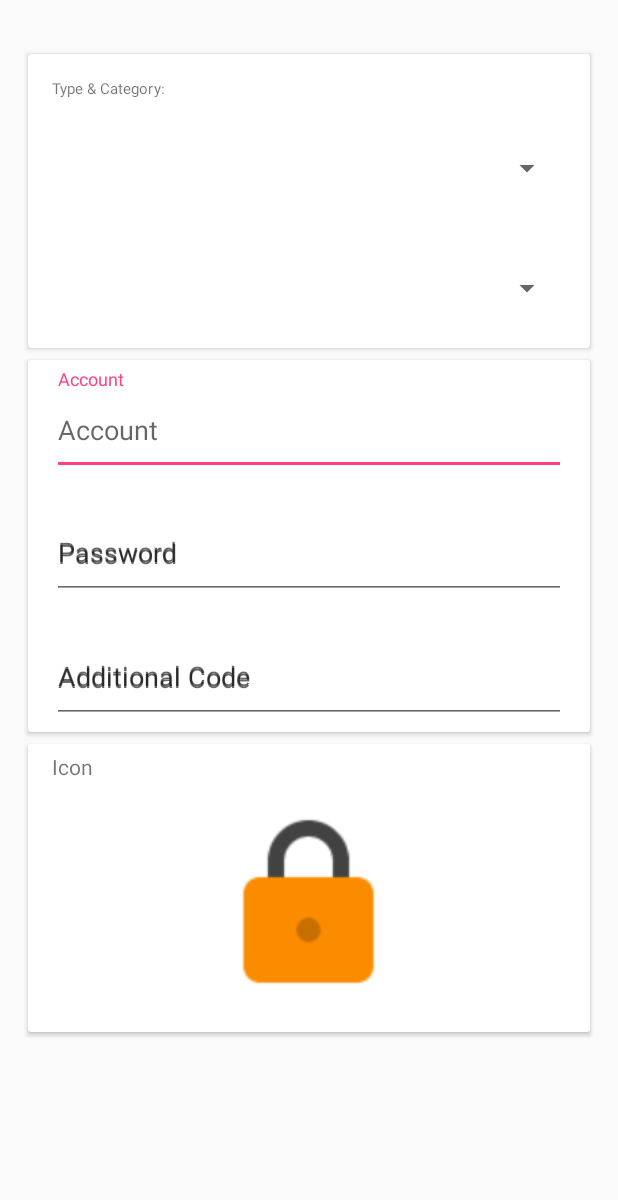
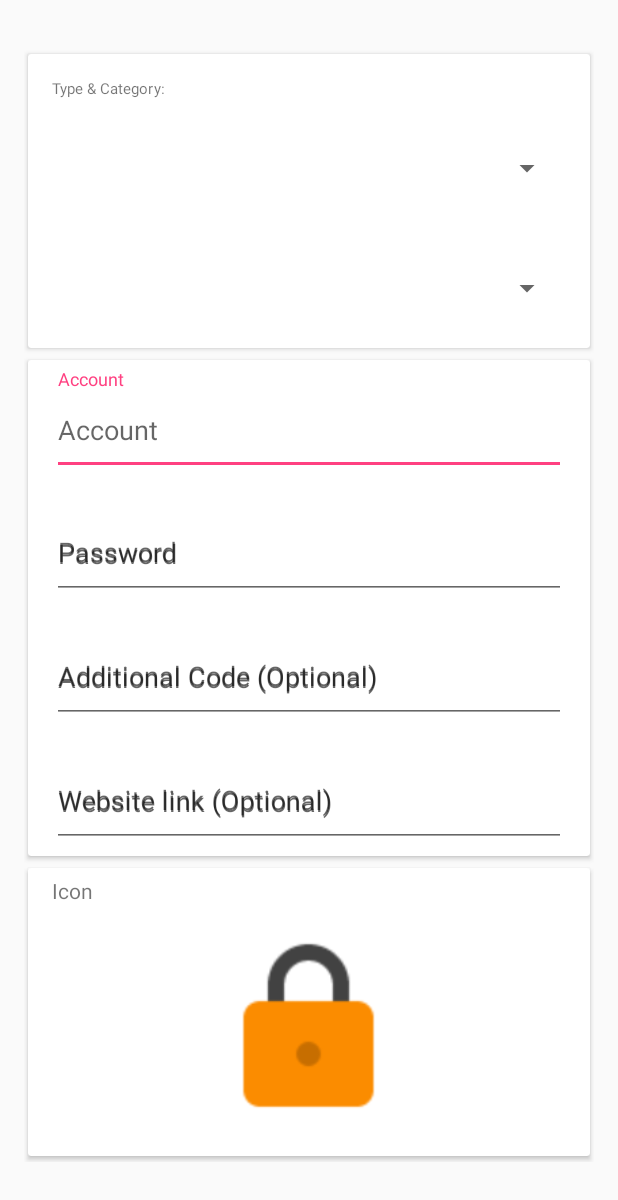
Before and after one commit to PuffOpenSource/Puff-Android, an Android app: the layout content_add_account.xml on its own in the app's theme, with its tools: preview values and no code run, on a phone screen of 412 x 824 dp. Shown: the top 1200 px of the screen. Run offline under Robolectric (Android 15) with nearby library versions, the phone set to English and light mode, and no system bars.

Commit message:
UI refine.

```diff
--- a/app/src/main/java/sun/bob/leela/adapters/AcctListViewHolder.java
+++ b/app/src/main/java/sun/bob/leela/adapters/AcctListViewHolder.java
@@ -50,6 +50,8 @@ public class AcctListViewHolder extends RecyclerView.ViewHolder{
         this.account = account;
         ((TextView) itemView.findViewById(R.id.list_name)).setText(account.getName());
         ((TextView) itemView.findViewById(R.id.list_account_name)).setText(account.getMasked_account());
+        Category category = CategoryHelper.getInstance(null).getCategoryById(account.getCategory());
+        ((TextView) itemView.findViewById(R.id.list_account_category)).setText(category.getName());
         if (!StringUtil.isNullOrEmpty(account.getIcon())) {
             Picasso.with(this.itemView.getContext())
                     .load(ResUtil.getInstance(null).getBmpUri(account.getIcon()))
--- a/app/src/main/java/sun/bob/leela/ui/activities/AddAccountActivity.java
+++ b/app/src/main/java/sun/bob/leela/ui/activities/AddAccountActivity.java
@@ -45,7 +45,7 @@ public class AddAccountActivity extends AppCompatActivity {
     private AppCompatSpinner spinnerCategory, spinnerType;
     private Long type;
     private Long category;
-    private EditText name, account, password, addtional;
+    private EditText name, account, password, addtional, website;
     private AppCompatImageView imageView;
     private String iconPath;
 
@@ -99,6 +99,7 @@ public class AddAccountActivity extends AppCompatActivity {
                         account.setMasked_account(disPlayName);
                         account.setType(type);
                         account.setCategory(category);
+                        account.setWebsite(website.getText().toString());
                         account.setTag("");
                         account.setIcon(StringUtil.isNullOrEmpty(iconPath) ?
                                 ((Category) spinnerCategory.getSelectedItem()).getIcon() :
@@ -183,6 +184,7 @@ public class AddAccountActivity extends AppCompatActivity {
         password = (EditText) findViewById(R.id.password);
         addtional = (EditText) findViewById(R.id.additional);
         imageView = (AppCompatImageView) findViewById(R.id.account_image);
+        website = (EditText) findViewById(R.id.website);
     }
 
     @Override
--- a/app/src/main/res/layout/content_add_account.xml
+++ b/app/src/main/res/layout/content_add_account.xml
@@ -103,14 +103,30 @@
                     android:minHeight="60dp"
                     android:layout_marginTop="6dp"
                     android:layout_marginBottom="6dp"
-                    android:hint="Additional Code">
+                    android:hint="Additional Code (Optional)">
                     <android.support.v7.widget.AppCompatEditText
                         android:layout_width="match_parent"
                         android:layout_height="wrap_content"
                         android:minHeight="60dp"
                         android:id="@+id/additional"
                         android:inputType="textPassword"
-                        android:hint="Additional Code"/>
+                        android:hint="Additional Code (Optional)"/>
+                </android.support.design.widget.TextInputLayout>
+
+                <android.support.design.widget.TextInputLayout
+                    android:layout_width="match_parent"
+                    android:layout_height="wrap_content"
+                    android:minHeight="60dp"
+                    android:layout_marginTop="6dp"
+                    android:layout_marginBottom="6dp"
+                    android:hint="Website link (Optional)">
+                    <android.support.v7.widget.AppCompatEditText
+                        android:layout_width="match_parent"
+                        android:layout_height="wrap_content"
+                        android:minHeight="60dp"
+                        android:id="@+id/website"
+                        android:inputType="textPassword"
+                        android:hint="Website link (Optional)"/>
                 </android.support.design.widget.TextInputLayout>
 
             </LinearLayout>
```
